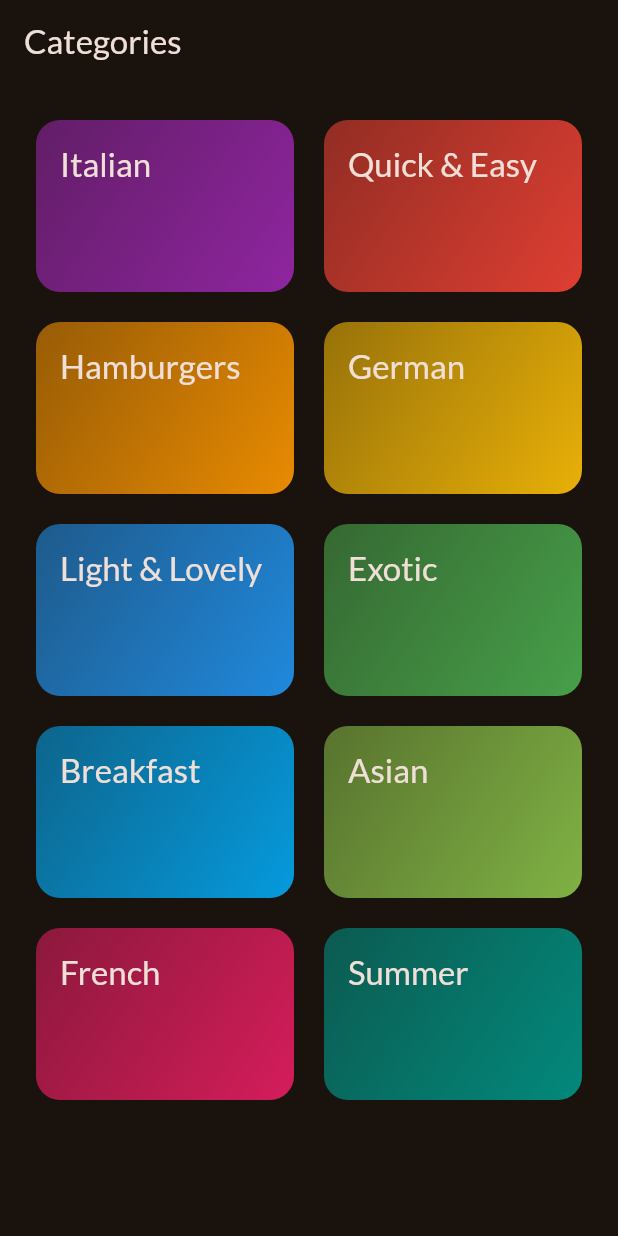
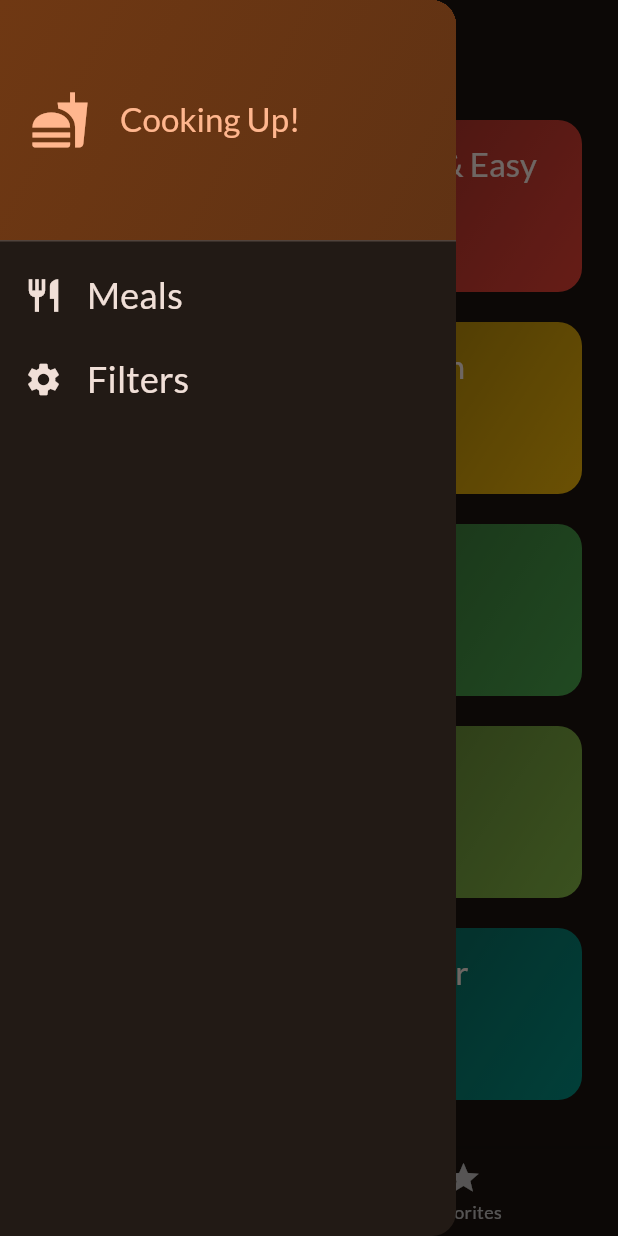
Before and after one commit to stleye/meals-app, a Flutter app: the screen it shows after launch, with the side drawer open (before the commit the screen has no drawer), on a phone screen of 412 x 824 dp. Run offline on Flutter 3.47's test engine with Material 3 defaults, Android fonts, the phone set to English and light mode, and no system bars; our stand-ins replace google_fonts, transparent_image.

Commit message:
More on meals app

```diff
--- a/lib/extensions/string_extension.dart
+++ b/lib/extensions/string_extension.dart
@@ -1,6 +1,6 @@
 extension StringCapitalization on String {
   String get capitalize {
-    if (this.isEmpty) return this;
-    return this[0].toUpperCase() + this.substring(1).toLowerCase();
+    if (isEmpty) return this;
+    return this[0].toUpperCase() + substring(1).toLowerCase();
   }
 }
--- a/lib/main.dart
+++ b/lib/main.dart
@@ -1,6 +1,6 @@
 import 'package:flutter/material.dart';
 import 'package:google_fonts/google_fonts.dart';
-import 'package:meals_app/screens/categories.dart';
+import 'package:meals_app/screens/tabs.dart';
 
 final theme = ThemeData(
   useMaterial3: true,
@@ -22,7 +22,7 @@ class App extends StatelessWidget {
   Widget build(BuildContext context) {
     return MaterialApp(
       theme: theme,
-      home: const CategoriesScreen(),
+      home: const TabsScreen(),
     );
   }
 }
--- a/lib/screens/categories.dart
+++ b/lib/screens/categories.dart
@@ -3,9 +3,12 @@ import 'package:meals_app/models/category.dart';
 import 'package:meals_app/screens/meals.dart';
 import 'package:meals_app/widgets/category_grid_item.dart';
 import 'package:meals_app/data/dummy_data.dart';
+import 'package:meals_app/models/meal.dart';
 
 class CategoriesScreen extends StatelessWidget {
-  const CategoriesScreen({super.key});
+  const CategoriesScreen({super.key, required this.onToggleFavorite});
+
+  final Function(Meal) onToggleFavorite;
 
   void _selectCategory(BuildContext context, Category category) {
     Navigator.of(context).push(MaterialPageRoute(
@@ -14,16 +17,13 @@ class CategoriesScreen extends StatelessWidget {
               meals: dummyMeals
                   .where((meal) => meal.categories.contains(category.id))
                   .toList(),
+              onToggleFavorite: onToggleFavorite,
             )));
   }
 
   @override
   Widget build(BuildContext context) {
-    return Scaffold(
-      appBar: AppBar(
-        title: const Text('Categories'),
-      ),
-      body: GridView(
+    return GridView(
         padding: const EdgeInsets.all(24),
         gridDelegate: const SliverGridDelegateWithFixedCrossAxisCount(
           childAspectRatio: 3 / 2,
@@ -37,7 +37,6 @@ class CategoriesScreen extends StatelessWidget {
                 onSelectCategory: () {
                   _selectCategory(context, category);
                 }))
-              .toList()),
-    );
+            .toList());
   }
 }
--- /dev/null
+++ b/lib/screens/tabs.dart
@@ -0,0 +1,87 @@
+import 'package:flutter/material.dart';
+import 'package:meals_app/screens/categories.dart';
+import 'package:meals_app/screens/filters.dart';
+import 'package:meals_app/screens/meals.dart';
+import 'package:meals_app/models/meal.dart';
+import 'package:meals_app/widgets/main_drawer.dart';
+
+class TabsScreen extends StatefulWidget {
+  const TabsScreen({super.key});
+
+  @override
+  State<TabsScreen> createState() => _TabsScreenState();
+}
+
+class _TabsScreenState extends State<TabsScreen> {
+  int _selectedPageIndex = 0;
+  final List<Meal> _favoriteMeals = [];
+
+  void _selectPage(int pageIndex) {
+    setState(() {
+      _selectedPageIndex = pageIndex;
+    });
+  }
+
+  void _setScreen(String identifier) {
+    if (identifier == 'filters') {
+      Navigator.of(context)
+          .push(MaterialPageRoute(builder: (ctx) => const FiltersScreen()));
+    } else {
+      Navigator.of(context).pop();
+    }
+  }
+
+  void toggleMealFavoriteStatus(Meal meal) {
+    if (_favoriteMeals.contains(meal)) {
+      setState(() {
+        _favoriteMeals.remove(meal);
+      });
+      _showInfoMessage('Meal is no longer favorite');
+    } else {
+      setState(() {
+        _favoriteMeals.add(meal);
+      });
+      _showInfoMessage('Marked as favorite');
+    }
+  }
+
+  void _showInfoMessage(String message) {
+    ScaffoldMessenger.of(context).removeCurrentSnackBar();
+    ScaffoldMessenger.of(context)
+        .showSnackBar(SnackBar(content: Text(message)));
+  }
+
+  @override
+  Widget build(BuildContext context) {
+    Widget activePage = CategoriesScreen(
+      onToggleFavorite: toggleMealFavoriteStatus,
+    );
+    String activePageTitle = 'Categories';
+    if (_selectedPageIndex == 1) {
+      activePage = MealsScreen(
+        meals: _favoriteMeals,
+        onToggleFavorite: toggleMealFavoriteStatus,
+      );
+      activePageTitle = 'Your Favorites...';
+    }
+    return Scaffold(
+      appBar: AppBar(
+        title: Text(activePageTitle),
+      ),
+      drawer: MainDrawer(
+        onSelectScreen: _setScreen,
+      ),
+      body: activePage,
+      bottomNavigationBar: BottomNavigationBar(
+          currentIndex: _selectedPageIndex,
+          onTap: (index) {
+            _selectPage(index);
+          },
+          items: const [
+            BottomNavigationBarItem(
+                label: 'Categories', icon: Icon(Icons.set_meal)),
+            BottomNavigationBarItem(label: 'Favorites', icon: Icon(Icons.star)),
+          ]),
+    );
+  }
+}
--- a/lib/widgets/category_grid_item.dart
+++ b/lib/widgets/category_grid_item.dart
@@ -30,7 +30,7 @@ class CategoryGridItem extends StatelessWidget {
             style: Theme.of(context)
                 .textTheme
                 .titleLarge!
-                .copyWith(color: Theme.of(context).colorScheme.onBackground)),
+                .copyWith(color: Theme.of(context).colorScheme.onSurface)),
       ),
     );
   }
--- /dev/null
+++ b/lib/widgets/main_drawer.dart
@@ -0,0 +1,67 @@
+import 'package:flutter/material.dart';
+
+class MainDrawer extends StatelessWidget {
+  const MainDrawer({super.key, required this.onSelectScreen});
+
+  final Function(String identifier) onSelectScreen;
+
+  @override
+  Widget build(BuildContext context) {
+    return Drawer(
+      child: Column(
+        children: [
+          DrawerHeader(
+            padding: const EdgeInsets.all(20),
+            decoration: BoxDecoration(
+                gradient: LinearGradient(
+              colors: [
+                Theme.of(context).colorScheme.primaryContainer,
+                Theme.of(context).colorScheme.primaryContainer.withOpacity(0.8),
+              ],
+              begin: Alignment.topLeft,
+              end: Alignment.bottomRight,
+            )),
+            child: Row(
+              children: [
+                Icon(
+                  Icons.fastfood,
+                  size: 40,
+                  color: Theme.of(context).colorScheme.primary,
+                ),
+                const SizedBox(width: 20),
+                Text(
+                  'Cooking Up!',
+                  style: Theme.of(context)
+                      .textTheme
+                      .titleLarge!
+                      .copyWith(color: Theme.of(context).colorScheme.primary),
+                )
+              ],
+            ),
+          ),
+          listTile(context, 'Meals', Icons.restaurant, 'meals'),
+          listTile(context, 'Filters', Icons.settings, 'filters')
+        ],
+      ),
+    );
+  }
+
+  ListTile listTile(
+      BuildContext context, title, IconData iconData, String screenIdentifier) {
+    return ListTile(
+      leading: Icon(
+        iconData,
+        size: 26,
+        color: Theme.of(context).colorScheme.onSurface,
+      ),
+      title: Text(
+        title,
+        style: Theme.of(context).textTheme.titleSmall!.copyWith(
+            color: Theme.of(context).colorScheme.onSurface, fontSize: 24),
+      ),
+      onTap: () {
+        onSelectScreen(screenIdentifier);
+      },
+    );
+  }
+}
--- a/lib/widgets/meal_item_trait.dart
+++ b/lib/widgets/meal_item_trait.dart
@@ -1,5 +1,4 @@
 import 'package:flutter/material.dart';
-import 'package:meals_app/models/meal.dart';
 
 class MealItemTrait extends StatelessWidget {
   const MealItemTrait({super.key, required this.icon, required this.label});
```
Also changed, not shown: lib/screens/filters.dart (added, +49 -0 lines), lib/screens/meal_details.dart (added, +80 -0 lines), lib/screens/meals.dart (+30 -6 lines), lib/widgets/meal_item.dart (+3 -4 lines), 1 other file. Lines whose indentation alone changed are shown as unchanged.
